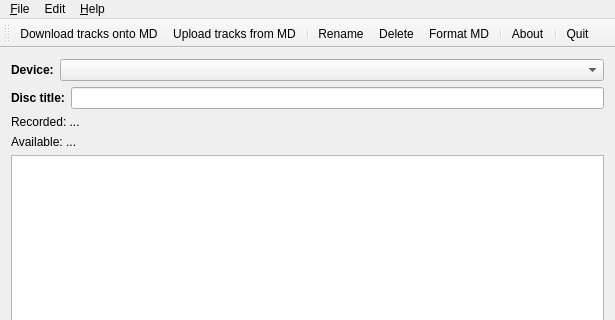
The window that qhimdtransfer/qhimdmainwindow.ui (linux-minidisc/linux-minidisc) describes before a commit, drawn with Qt 5; both pictures show x 0 to 615 and y 0 to 320 of the 615 by 558 pixel window.
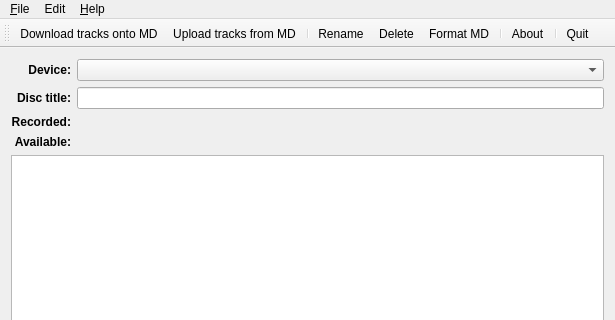
The same window after the commit. Icons and pictures are not drawn.

Commit message: QHiMDTransfer: Show recorded data and available space for Hi-MD

What changed in the file:
```diff
--- a/qhimdtransfer/qhimdmainwindow.ui
+++ b/qhimdtransfer/qhimdmainwindow.ui
@@ -25,8 +25,20 @@
     <item>
      <layout class="QVBoxLayout" name="verticalLayout_4">
       <item>
-       <layout class="QHBoxLayout" name="horizontalLayout" stretch="0,1">
-        <item>
+       <layout class="QHBoxLayout" name="horizontalLayout"/>
+      </item>
+      <item>
+       <layout class="QHBoxLayout" name="horizontalLayout_4"/>
+      </item>
+      <item>
+       <layout class="QGridLayout" name="gridLayout_3">
+        <item row="1" column="2">
+         <widget class="QLineEdit" name="DiscTitle"/>
+        </item>
+        <item row="0" column="2">
+         <widget class="QComboBox" name="himd_devices"/>
+        </item>
+        <item row="0" column="0">
          <widget class="QLabel" name="himd_mountpoint">
           <property name="font">
            <font>
@@ -37,41 +49,69 @@
           <property name="text">
            <string>&lt;html&gt;&lt;head/&gt;&lt;body&gt;&lt;p&gt;Device:&lt;/p&gt;&lt;/body&gt;&lt;/html&gt;</string>
           </property>
+          <property name="alignment">
+           <set>Qt::AlignRight|Qt::AlignTrailing|Qt::AlignVCenter</set>
+          </property>
          </widget>
         </item>
-        <item>
-         <widget class="QComboBox" name="himd_devices"/>
+        <item row="4" column="2">
+         <widget class="QLabel" name="LabelAvailable">
+          <property name="text">
+           <string>&lt;available info&gt;</string>
+          </property>
+         </widget>
         </item>
-       </layout>
-      </item>
-      <item>
-       <layout class="QHBoxLayout" name="horizontalLayout_4">
-        <item>
+        <item row="1" column="0">
          <widget class="QLabel" name="disc_title_text">
           <property name="text">
            <string>&lt;html&gt;&lt;head/&gt;&lt;body&gt;&lt;p&gt;&lt;span style=&quot; font-weight:600;&quot;&gt;Disc title:&lt;/span&gt;&lt;/p&gt;&lt;/body&gt;&lt;/html&gt;</string>
           </property>
+          <property name="alignment">
+           <set>Qt::AlignRight|Qt::AlignTrailing|Qt::AlignVCenter</set>
+          </property>
          </widget>
         </item>
-        <item>
-         <widget class="QLineEdit" name="DiscTitle"/>
+        <item row="2" column="0">
+         <widget class="QLabel" name="LabelRecordedHeader">
+          <property name="font">
+           <font>
+            <weight>75</weight>
+            <bold>true</bold>
+           </font>
+          </property>
+          <property name="text">
+           <string>Recorded:</string>
+          </property>
+          <property name="alignment">
+           <set>Qt::AlignRight|Qt::AlignTrailing|Qt::AlignVCenter</set>
+          </property>
+         </widget>
+        </item>
+        <item row="2" column="2">
+         <widget class="QLabel" name="LabelRecorded">
+          <property name="text">
+           <string>&lt;recorded info&gt;</string>
+          </property>
+         </widget>
+        </item>
+        <item row="4" column="0">
+         <widget class="QLabel" name="LabelAvailableHeader">
+          <property name="font">
+           <font>
+            <weight>75</weight>
+            <bold>true</bold>
+           </font>
+          </property>
+          <property name="text">
+           <string>Available:</string>
+          </property>
+          <property name="alignment">
+           <set>Qt::AlignRight|Qt::AlignTrailing|Qt::AlignVCenter</set>
+          </property>
+         </widget>
         </item>
        </layout>
       </item>
-      <item>
-       <widget class="QLabel" name="LabelRecorded">
-        <property name="text">
-         <string>Recorded: ...</string>
-        </property>
-       </widget>
-      </item>
-      <item>
-       <widget class="QLabel" name="LabelAvailable">
-        <property name="text">
-         <string>Available: ...</string>
-        </property>
-       </widget>
-      </item>
       <item>
        <widget class="QTreeView" name="TrackList">
         <property name="editTriggers">
```
Left out of the diff: 2 changed lines with no effect on the pictures. The commit also changes 9 other files.
